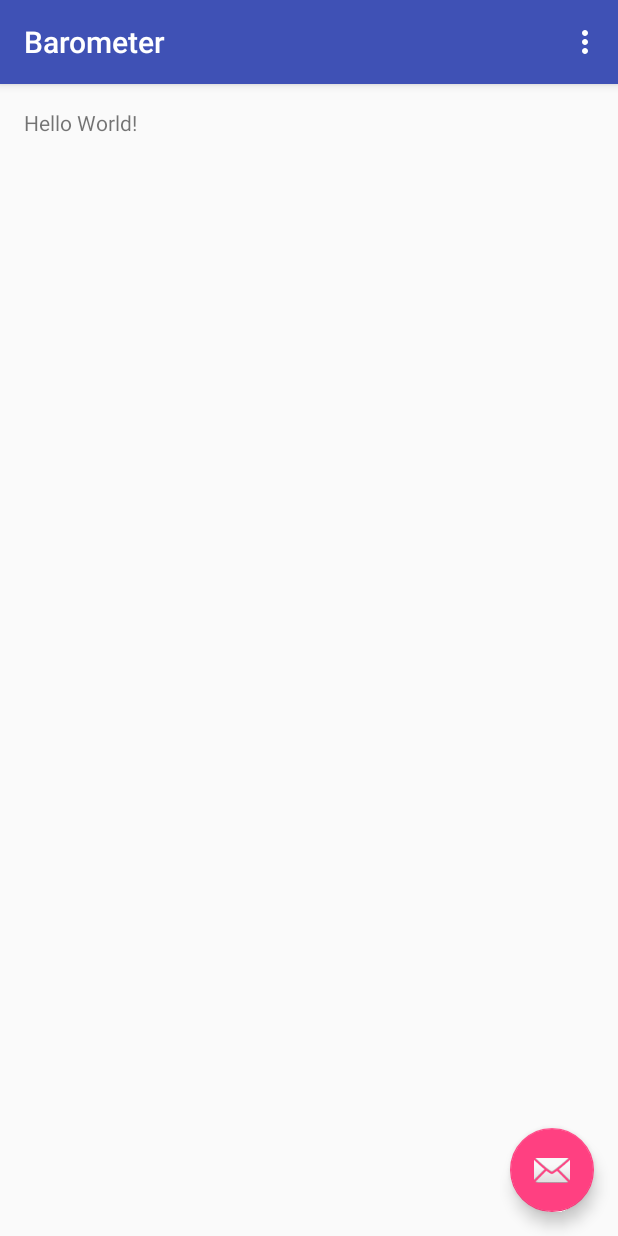
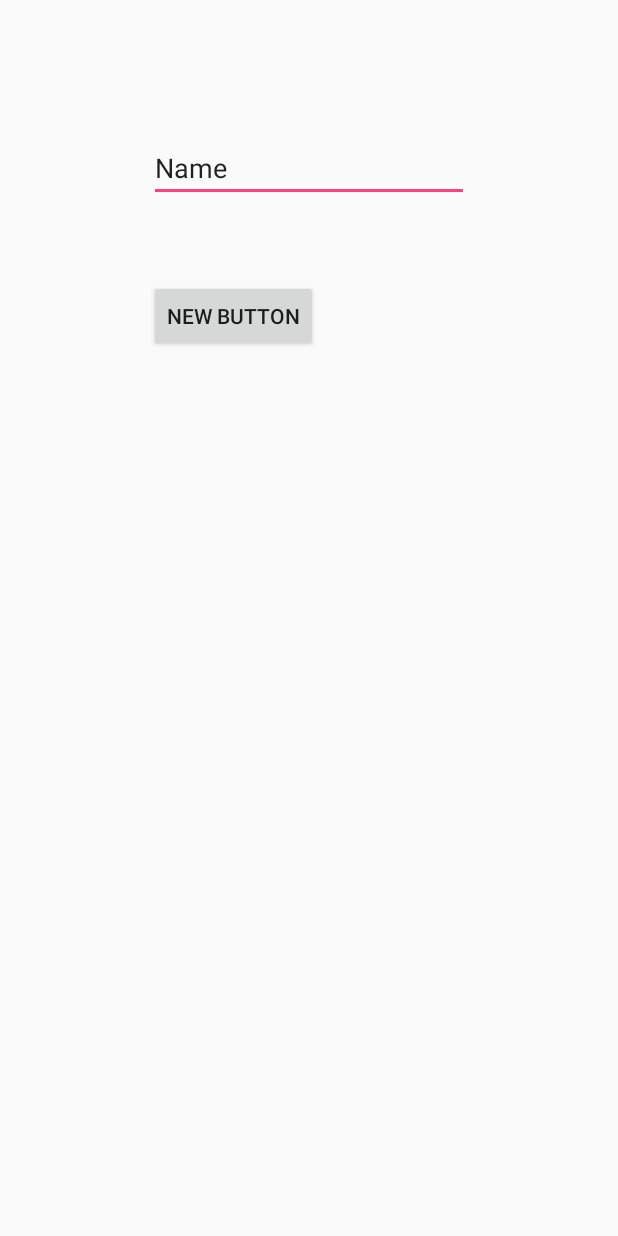
Before and after one commit to jordigraffner/barometer, an Android app: the screen it shows after launch (MainActivity), on a phone screen of 412 x 824 dp. Run offline under Robolectric (Android 15) with nearby library versions, the phone set to English and light mode, and no system bars.

Commit message:
login werkt

```diff
--- a/app/src/main/java/graffner/jordi/barometer/MainActivity.java
+++ b/app/src/main/java/graffner/jordi/barometer/MainActivity.java
@@ -1,29 +1,40 @@
 package graffner.jordi.barometer;
 
+import android.content.ContentValues;
+import android.content.Intent;
+import android.database.Cursor;
 import android.os.Bundle;
 import android.support.design.widget.FloatingActionButton;
 import android.support.design.widget.Snackbar;
 import android.support.v7.app.AppCompatActivity;
 import android.support.v7.widget.Toolbar;
+import android.util.Log;
 import android.view.View;
 import android.view.Menu;
 import android.view.MenuItem;
+import android.widget.Button;
+import android.widget.EditText;
+
+import graffner.jordi.barometer.database.DatabaseHelper;
+import graffner.jordi.barometer.database.DatabaseInfo;
 
 public class MainActivity extends AppCompatActivity {
 
+    private DatabaseHelper dbHelper;
     @Override
     protected void onCreate(Bundle savedInstanceState) {
         super.onCreate(savedInstanceState);
         setContentView(R.layout.activity_main);
-        Toolbar toolbar = (Toolbar) findViewById(R.id.toolbar);
-        setSupportActionBar(toolbar);
 
-        FloatingActionButton fab = (FloatingActionButton) findViewById(R.id.fab);
-        fab.setOnClickListener(new View.OnClickListener() {
-            @Override
-            public void onClick(View view) {
-                Snackbar.make(view, "Relace with your own action", Snackbar.LENGTH_LONG)
-                        .setAction("Action", null).show();
+        dbHelper = DatabaseHelper.getHelper(this);
+        final Button btnLogin = (Button) findViewById(R.id.btnLogin);
+        final EditText txtName   = (EditText)findViewById(R.id.txtName);
+        btnLogin.setOnClickListener(new View.OnClickListener() {
+            public void onClick(View v) {
+                ContentValues values = new ContentValues();
+                values.put(DatabaseInfo.UserColumn.NAME, txtName.getText().toString());
+                dbHelper.insert(DatabaseInfo.BarometerTables.USER, null, values);
+                startActivity(new Intent(MainActivity.this, LoginActivity.class));
             }
         });
     }
--- a/app/src/main/java/graffner/jordi/barometer/database/DatabaseHelper.java
+++ b/app/src/main/java/graffner/jordi/barometer/database/DatabaseHelper.java
@@ -14,7 +14,7 @@ public class DatabaseHelper extends SQLiteOpenHelper {
     public static SQLiteDatabase mSQLDB;
     private static DatabaseHelper mInstance;
     public static final String dbName = "barometer.db";
-    public static final int dbVersion = 1;
+    public static final int dbVersion = 2;
 
     public DatabaseHelper(Context ctx) {
         super(ctx, dbName, null, dbVersion);					// gebruik de super constructor.
--- a/app/src/main/res/layout/activity_main.xml
+++ b/app/src/main/res/layout/activity_main.xml
@@ -1,25 +1,30 @@
 <?xml version="1.0" encoding="utf-8"?>
-<android.support.design.widget.CoordinatorLayout
-    xmlns:android="http://schemas.android.com/apk/res/android"
-    xmlns:app="http://schemas.android.com/apk/res-auto"
+<RelativeLayout xmlns:android="http://schemas.android.com/apk/res/android"
     xmlns:tools="http://schemas.android.com/tools" android:layout_width="match_parent"
-    android:layout_height="match_parent" android:fitsSystemWindows="true"
-    tools:context=".MainActivity">
+    android:layout_height="match_parent" android:paddingLeft="@dimen/activity_horizontal_margin"
+    android:paddingRight="@dimen/activity_horizontal_margin"
+    android:paddingTop="@dimen/activity_vertical_margin"
+    android:paddingBottom="@dimen/activity_vertical_margin"
+    tools:context="graffner.jordi.barometer.MainActivity">
 
-    <android.support.design.widget.AppBarLayout android:layout_height="wrap_content"
-        android:layout_width="match_parent" android:theme="@style/AppTheme.AppBarOverlay">
+    <EditText
+        android:layout_width="wrap_content"
+        android:layout_height="wrap_content"
+        android:inputType="textPersonName"
+        android:text="Name"
+        android:ems="10"
+        android:id="@+id/txtName"
+        android:layout_alignParentTop="true"
+        android:layout_centerHorizontal="true"
+        android:layout_marginTop="73dp" />
 
-        <android.support.v7.widget.Toolbar android:id="@+id/toolbar"
-            android:layout_width="match_parent" android:layout_height="?attr/actionBarSize"
-            android:background="?attr/colorPrimary" app:popupTheme="@style/AppTheme.PopupOverlay" />
-
-    </android.support.design.widget.AppBarLayout>
-
-    <include layout="@layout/content_main" />
-
-    <android.support.design.widget.FloatingActionButton android:id="@+id/fab"
-        android:layout_width="wrap_content" android:layout_height="wrap_content"
-        android:layout_gravity="bottom|end" android:layout_margin="@dimen/fab_margin"
-        android:src="@android:drawable/ic_dialog_email" />
-
-</android.support.design.widget.CoordinatorLayout>
+    <Button
+        android:layout_width="wrap_content"
+        android:layout_height="wrap_content"
+        android:text="New Button"
+        android:id="@+id/btnLogin"
+        android:layout_below="@+id/txtName"
+        android:layout_alignLeft="@+id/txtName"
+        android:layout_alignStart="@+id/txtName"
+        android:layout_marginTop="52dp" />
+</RelativeLayout>
```
Also changed, not shown: app/src/main/java/graffner/jordi/barometer/LoginActivity.java (+11 -9 lines), app/src/main/res/layout/activity_login.xml (+0 -18 lines), app/src/main/res/layout/content_main.xml (+23 -0 lines), 1 other file.
